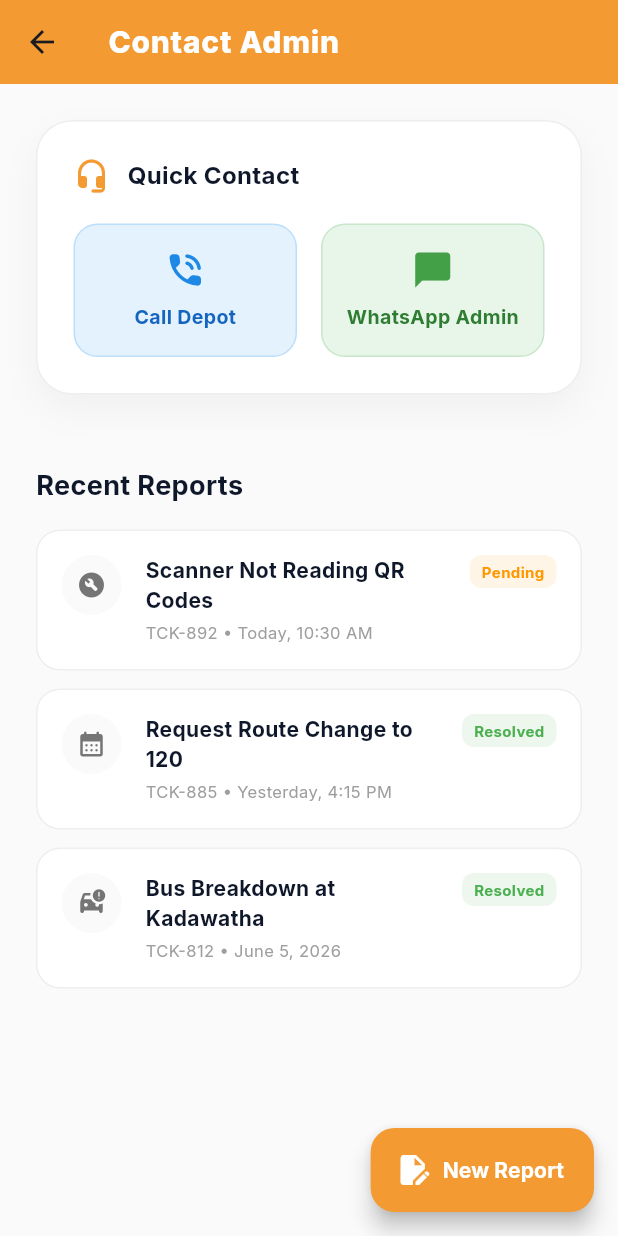
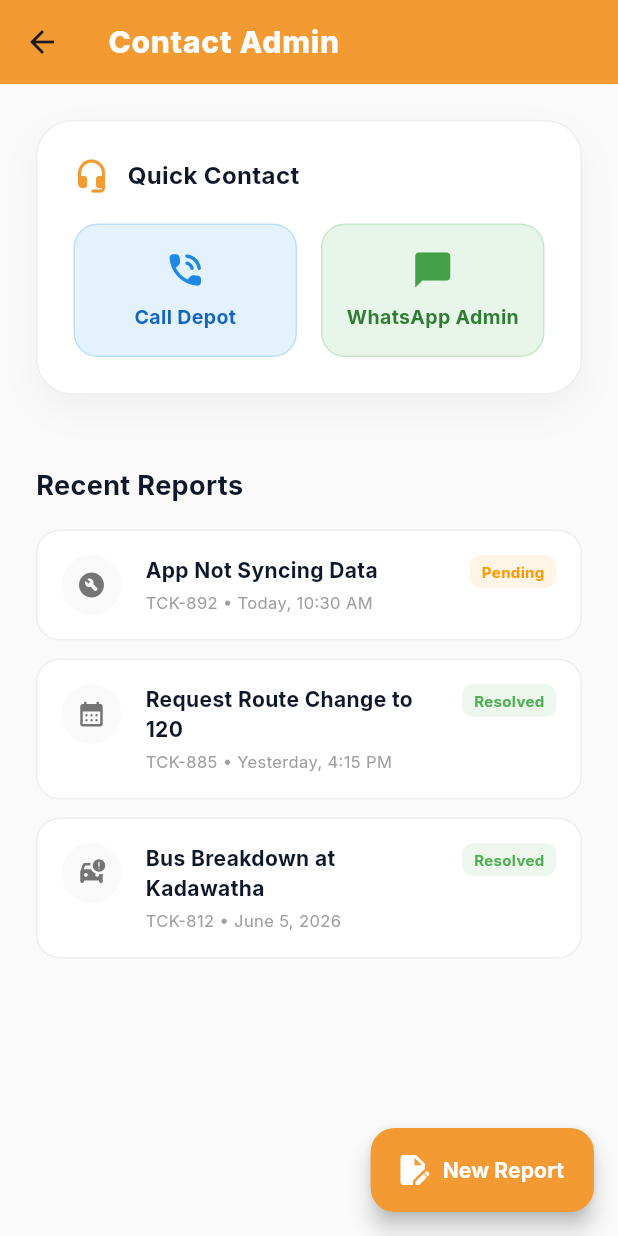
Before and after one commit to Rishikesan05/RideSync-App-Development, a Flutter app: the OperatorContactScreen screen opened directly, on a phone screen of 412 x 824 dp. Run offline on Flutter 3.47's test engine with Material 3 defaults, Android fonts, the phone set to English and light mode, and no system bars; our stand-ins replace cloud_firestore, firebase_auth, firebase_core, flutter_dotenv, geolocator, google_fonts and 2 more; accounts and stored records are empty; network calls fail.

Commit message:
[RIDESYNC] 2026-06-11 | Fix: Remove QR Scanner references from Operator Contact Screen

```diff
--- a/apps/mobile/lib/features/operator/presentation/screens/operator_contact_screen.dart
+++ b/apps/mobile/lib/features/operator/presentation/screens/operator_contact_screen.dart
@@ -13,7 +13,7 @@ class _OperatorContactScreenState extends State<OperatorContactScreen> {
   final List<Map<String, dynamic>> _recentTickets = [
     {
       'id': 'TCK-892',
-      'title': 'Scanner Not Reading QR Codes',
+      'title': 'App Not Syncing Data',
       'status': 'Pending',
       'date': 'Today, 10:30 AM',
       'type': 'Technical',
@@ -224,7 +224,7 @@ class _OperatorContactScreenState extends State<OperatorContactScreen> {
       '🚍 Bus Breakdown',
       '⏱️ Heavy Traffic / Schedule Delay',
       '👥 Passenger Dispute',
-      '📱 Ticket Scanner Issue',
+      '📱 App / Tech Issue',
       '➕ Other',
     ];
 
```
